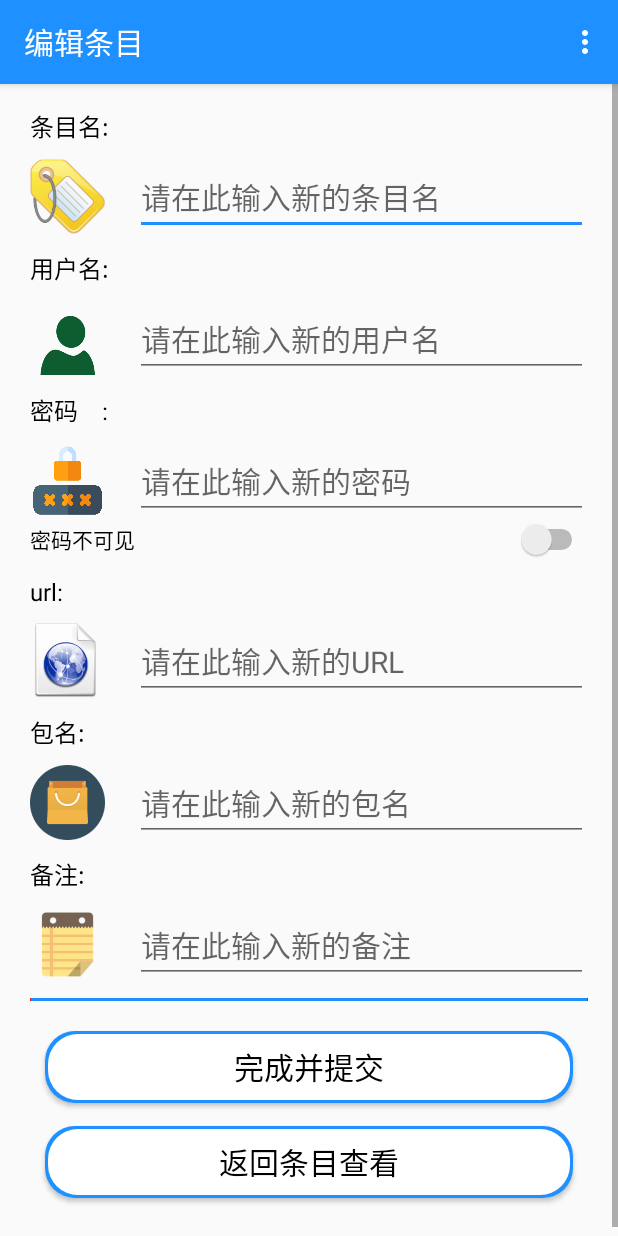
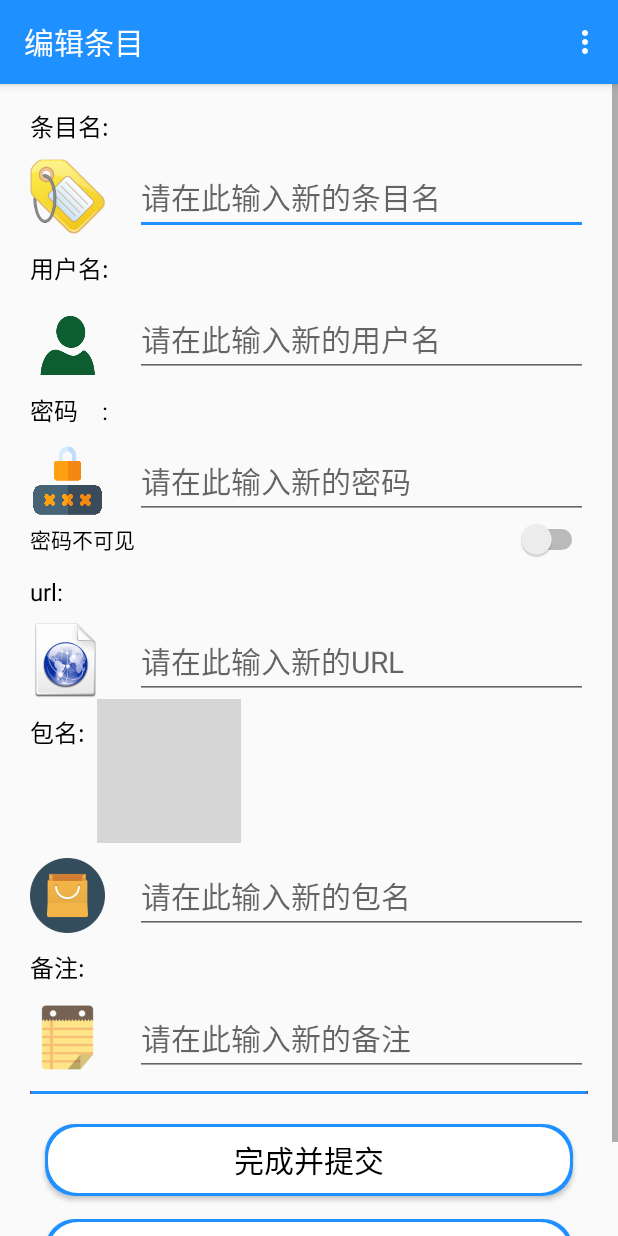
Before and after one commit to leidongld/SuperKeyManager, an Android app: the ItemEditActivity screen opened directly, with no data from a screen before it, on a phone screen of 412 x 824 dp. Run offline under Robolectric (Android 15) with nearby library versions, the light colour scheme and no system bars; grey boxes are pictures that could not be loaded.

Commit message:
1.移动端跑通，网页登录跑通，pkg登录失败

```diff
--- a/app/src/main/java/com/example/leidong/superkeymanager/MyApplication.java
+++ b/app/src/main/java/com/example/leidong/superkeymanager/MyApplication.java
@@ -57,9 +57,9 @@
      */
     private void setDatabase() {
         mHelper = new DaoMaster.DevOpenHelper(this, "items.db", null);
-        mDaoMaster = new DaoMaster(mHelper.getEncryptedWritableDb("123456"));
-        /*db = mHelper.getWritableDatabase();
-        mDaoMaster = new DaoMaster(db);*/
+        //mDaoMaster = new DaoMaster(mHelper.getEncryptedWritableDb("123456"));
+        db = mHelper.getWritableDatabase();
+        mDaoMaster = new DaoMaster(db);
         mDaoSession = mDaoMaster.newSession();
     }
 
--- a/app/src/main/java/com/example/leidong/superkeymanager/activity/ItemEditActivity.java
+++ b/app/src/main/java/com/example/leidong/superkeymanager/activity/ItemEditActivity.java
@@ -17,6 +17,7 @@
 import android.widget.Button;
 import android.widget.CompoundButton;
 import android.widget.EditText;
+import android.widget.ImageView;
 import android.widget.Switch;
 import android.widget.Toast;
 
@@ -46,6 +47,7 @@
 
     private Button bt_item_edit_finish;
     private Button bt_item_edit_view;
+    private ImageView pkglist;
 
     private Switch switch_item_edit;
 
@@ -96,11 +98,12 @@
         switch_item_edit = (Switch) findViewById(R.id.switch_item_edit);
         bt_item_edit_finish.setOnClickListener(ItemEditActivity.this);
         bt_item_edit_view.setOnClickListener(ItemEditActivity.this);
+        pkglist = (ImageView) findViewById(R.id.pkglist);
+        pkglist.setOnClickListener(this);
     }
 
     /**
      * 生成菜单
-     *
      * @param menu
      * @return
      */
@@ -130,7 +133,6 @@
 
     /**
      * 对按钮的点击监听
-     *
      * @param v 视图
      */
     @Override
@@ -166,19 +168,23 @@
                     finish();
                 }
                 break;
-
             //对返回条目查看按钮的监控
             case R.id.bt_item_edit_view:
                 Intent viewIntent = new Intent(ItemEditActivity.this, ItemsActivity.class);
                 startActivity(viewIntent);
                 finish();
                 break;
+            case R.id.pkglist:
+                Intent intent = new Intent(ItemEditActivity.this, AppListActivity.class);
+                startActivity(intent);
+                break;
+            default:
+                break;
         }
     }
 
     /**
-     * 参数是否为空
-     *
+     * 参数是否合法
      * @param newName     条目名
      * @param newUsername 用户名
      * @param newPassword 密码
@@ -199,6 +205,9 @@
         else if(newUrl.length() > 0 && !isUrlValid(newUrl)){
             return false;
         }
+        else if(newUrl.length() > 0 && newPkg.length() > 0){
+            return false;
+        }
         return true;
     }
 
@@ -215,7 +224,6 @@
 
     /**
      * 菜单点击操作
-     *
      * @param item
      * @return
      */
@@ -244,7 +252,6 @@
 
     /**
      * EditText的触摸触发安全键盘的弹出
-     *
      * @param v
      * @param event
      * @return
--- a/app/src/main/java/com/example/leidong/superkeymanager/constants/Constants.java
+++ b/app/src/main/java/com/example/leidong/superkeymanager/constants/Constants.java
@@ -42,6 +42,7 @@
     public static final String FIND_ITEM = "find item";
     public static final String ITEM_SP_PARAMS = "item sp params";
     public static final String ITEM_SP_ID = "item sp id";
+    public static final String ITEM_SP_PKG = "item sp pkg";
 
     public static final String item_id = "item_id";
     public static final String item_itemname = "item_itemname";
--- a/app/src/main/res/layout/activity_applist.xml
+++ b/app/src/main/res/layout/activity_applist.xml
@@ -3,7 +3,8 @@
     xmlns:tools="http://schemas.android.com/tools"
     android:layout_width="match_parent"
     android:layout_height="match_parent"
-    android:orientation="vertical" >
+    android:orientation="vertical"
+    android:layout_margin="8dp">
 
     <!-- android:scrollbars="none" -->
 
--- a/app/src/main/res/layout/activity_item_edit.xml
+++ b/app/src/main/res/layout/activity_item_edit.xml
@@ -1,10 +1,9 @@
 <?xml version="1.0" encoding="utf-8"?>
-<ScrollView
-    xmlns:android="http://schemas.android.com/apk/res/android"
+<ScrollView xmlns:android="http://schemas.android.com/apk/res/android"
     android:layout_width="match_parent"
     android:layout_height="match_parent">
-    <LinearLayout
-        xmlns:android="http://schemas.android.com/apk/res/android"
+
+    <LinearLayout xmlns:android="http://schemas.android.com/apk/res/android"
         android:layout_width="match_parent"
         android:layout_height="match_parent"
         android:orientation="vertical">
@@ -12,11 +11,12 @@
         <TextView
             android:layout_width="wrap_content"
             android:layout_height="wrap_content"
+            android:layout_marginLeft="20dp"
+            android:layout_marginTop="16dp"
             android:text="条目名:"
-            android:textSize="16sp"
-            android:layout_marginTop="16dp"
-            android:layout_marginLeft="20dp"
-            android:textColor="@color/textColorBlack"/>
+            android:textColor="@color/textColorBlack"
+            android:textSize="16sp" />
+
         <TableRow
             android:layout_width="match_parent"
             android:layout_height="wrap_content"
@@ -24,61 +24,32 @@
             android:layout_marginRight="20dp"
             android:layout_marginTop="10dp"
             android:orientation="horizontal">
+
             <ImageView
                 android:layout_width="50dp"
                 android:layout_height="50dp"
-                android:background="@drawable/name"/>
-            <!--显示条目名-->
+                android:background="@drawable/name" />
+            <!--编辑条目名-->
             <EditText
+                android:id="@+id/et_item_edit_name"
                 android:layout_width="match_parent"
                 android:layout_height="wrap_content"
                 android:layout_marginLeft="20dp"
                 android:hint="请在此输入新的条目名"
-                android:textSize="20dp"
                 android:textColor="@color/textColorBlack"
-                android:id="@+id/et_item_edit_name"/>
+                android:textSize="20dp" />
         </TableRow>
 
         <!--用户名-->
         <TextView
             android:layout_width="wrap_content"
             android:layout_height="wrap_content"
-            android:text="用户名:"
-            android:textSize="16sp"
             android:layout_marginLeft="20dp"
             android:layout_marginTop="10dp"
-            android:textColor="@color/textColorBlack"/>
-        <TableRow
-            android:layout_width="match_parent"
-            android:layout_height="wrap_content"
-            android:layout_marginTop="10dp"
-            android:layout_marginRight="20dp"
-            android:layout_marginLeft="20dp"
-            android:orientation="horizontal">
-            <ImageView
-                android:layout_width="50dp"
-                android:layout_height="50dp"
-                android:background="@drawable/username"/>
-            <!--显示用户名-->
-            <EditText
-                android:layout_width="match_parent"
-                android:layout_height="wrap_content"
-                android:layout_marginLeft="20dp"
-                android:hint="请在此输入新的用户名"
-                android:textSize="20dp"
-                android:textColor="@color/textColorBlack"
-                android:id="@+id/et_item_edit_username"/>
-        </TableRow>
+            android:text="用户名:"
+            android:textColor="@color/textColorBlack"
+            android:textSize="16sp" />
 
-        <!--密码-->
-        <TextView
-            android:layout_width="wrap_content"
-            android:layout_height="wrap_content"
-            android:text="密码    :"
-            android:textSize="16sp"
-            android:layout_marginLeft="20dp"
-            android:layout_marginTop="10dp"
-            android:textColor="@color/textColorBlack"/>
         <TableRow
             android:layout_width="match_parent"
             android:layout_height="wrap_content"
@@ -86,20 +57,54 @@
             android:layout_marginRight="20dp"
             android:layout_marginTop="10dp"
             android:orientation="horizontal">
+
             <ImageView
                 android:layout_width="50dp"
                 android:layout_height="50dp"
-                android:background="@drawable/password"/>
-            <!--显示密码-->
+                android:background="@drawable/username" />
+            <!--编辑用户名-->
             <EditText
+                android:id="@+id/et_item_edit_username"
+                android:layout_width="match_parent"
+                android:layout_height="wrap_content"
+                android:layout_marginLeft="20dp"
+                android:hint="请在此输入新的用户名"
+                android:textColor="@color/textColorBlack"
+                android:textSize="20dp" />
+        </TableRow>
+
+        <!--密码-->
+        <TextView
+            android:layout_width="wrap_content"
+            android:layout_height="wrap_content"
+            android:layout_marginLeft="20dp"
+            android:layout_marginTop="10dp"
+            android:text="密码    :"
+            android:textColor="@color/textColorBlack"
+            android:textSize="16sp" />
+
+        <TableRow
+            android:layout_width="match_parent"
+            android:layout_height="wrap_content"
+            android:layout_marginLeft="20dp"
+            android:layout_marginRight="20dp"
+            android:layout_marginTop="10dp"
+            android:orientation="horizontal">
+
+            <ImageView
+                android:layout_width="50dp"
+                android:layout_height="50dp"
+                android:background="@drawable/password" />
+            <!--编辑密码-->
+            <EditText
+                android:id="@+id/et_item_edit_password"
                 android:layout_width="match_parent"
                 android:layout_height="wrap_content"
                 android:layout_marginLeft="20dp"
                 android:hint="请在此输入新的密码"
-                android:textSize="20dp"
                 android:inputType="textPassword"
                 android:textColor="@color/textColorBlack"
-                android:id="@+id/et_item_edit_password"/>
+                android:textSize="20dp" />
         </TableRow>
 
         <Switch
@@ -108,17 +113,18 @@
             android:layout_height="wrap_content"
             android:layout_marginLeft="20dp"
             android:layout_marginRight="20dp"
-            android:text="密码不可见"/>
+            android:text="密码不可见" />
 
         <!--url-->
         <TextView
             android:layout_width="wrap_content"
             android:layout_height="wrap_content"
-            android:text="url:"
-            android:textSize="16sp"
             android:layout_marginLeft="20dp"
             android:layout_marginTop="10dp"
-            android:textColor="@color/textColorBlack"/>
+            android:text="url:"
+            android:textColor="@color/textColorBlack"
+            android:textSize="16sp" />
+
         <TableRow
             android:layout_width="match_parent"
             android:layout_height="wrap_content"
@@ -126,30 +132,44 @@
             android:layout_marginRight="20dp"
             android:layout_marginTop="10dp"
             android:orientation="horizontal">
+
             <ImageView
                 android:layout_width="50dp"
                 android:layout_height="50dp"
-                android:background="@drawable/url"/>
-            <!--显示密码-->
+                android:background="@drawable/url" />
+            <!--编辑Url-->
             <EditText
+                android:id="@+id/et_item_edit_url"
                 android:layout_width="match_parent"
                 android:layout_height="wrap_content"
                 android:layout_marginLeft="20dp"
                 android:hint="请在此输入新的URL"
-                android:textSize="20dp"
                 android:textColor="@color/textColorBlack"
-                android:id="@+id/et_item_edit_url"/>
+                android:textSize="20dp" />
         </TableRow>
 
         <!--包名信息-->
-        <TextView
-            android:layout_width="wrap_content"
+        <TableRow
+            android:layout_width="match_parent"
             android:layout_height="wrap_content"
-            android:text="包名:"
-            android:textSize="16sp"
-            android:layout_marginLeft="20dp"
-            android:layout_marginTop="10dp"
-            android:textColor="@color/textColorBlack"/>
+            android:orientation="horizontal">
+
+            <TextView
+                android:layout_width="wrap_content"
+                android:layout_height="wrap_content"
+                android:layout_marginLeft="20dp"
+                android:layout_marginTop="10dp"
+                android:text="包名:"
+                android:textColor="@color/textColorBlack"
+                android:textSize="16sp" />
+            <ImageView
+                android:id="@+id/pkglist"
+                android:layout_width="wrap_content"
+                android:layout_height="wrap_content"
+                android:src="@drawable/pkglist"
+                android:layout_marginLeft="8dp"/>
+        </TableRow>
+
         <TableRow
             android:layout_width="match_parent"
             android:layout_height="wrap_content"
@@ -157,30 +177,32 @@
             android:layout_marginRight="20dp"
             android:layout_marginTop="10dp"
             android:orientation="horizontal">
+
             <ImageView
                 android:layout_width="50dp"
                 android:layout_height="50dp"
-                android:background="@drawable/pkg"/>
-            <!--显示密码-->
+                android:background="@drawable/pkg" />
+            <!--编辑包名-->
             <EditText
+                android:id="@+id/et_item_edit_pkg"
                 android:layout_width="match_parent"
                 android:layout_height="wrap_content"
                 android:layout_marginLeft="20dp"
                 android:hint="请在此输入新的包名"
-                android:textSize="20dp"
                 android:textColor="@color/textColorBlack"
-                android:id="@+id/et_item_edit_pkg"/>
+                android:textSize="20dp" />
         </TableRow>
 
-        <!--包名信息-->
+        <!--备注信息-->
         <TextView
             android:layout_width="wrap_content"
             android:layout_height="wrap_content"
-            android:text="备注:"
-            android:textSize="16sp"
             android:layout_marginLeft="20dp"
             android:layout_marginTop="10dp"
-            android:textColor="@color/textColorBlack"/>
+            android:text="备注:"
+            android:textColor="@color/textColorBlack"
+            android:textSize="16sp" />
+
         <TableRow
             android:layout_width="match_parent"
             android:layout_height="wrap_content"
@@ -192,50 +214,50 @@
                 android:layout_width="50dp"
                 android:layout_height="50dp"
                 android:background="@drawable/note"/>
-            <!--显示密码-->
+            <!--编辑备注-->
             <EditText
+                android:id="@+id/et_item_edit_note"
                 android:layout_width="match_parent"
                 android:layout_height="wrap_content"
                 android:layout_marginLeft="20dp"
                 android:hint="请在此输入新的备注"
-                android:textSize="20dp"
                 android:textColor="@color/textColorBlack"
-                android:id="@+id/et_item_edit_note"/>
+                android:textSize="20dp" />
         </TableRow>
 
         <View
             android:layout_width="match_parent"
             android:layout_height="2dp"
-            android:layout_marginTop="10dp"
             android:layout_marginLeft="20dp"
             android:layout_marginRight="20dp"
-            android:background="@drawable/divide_line"/>
+            android:layout_marginTop="10dp"
+            android:background="@drawable/divide_line" />
 
         <Button
-            android:text="完成并提交"
-            android:textSize="20dp"
-            android:textColor="@color/textColorBlack"
+            android:id="@+id/bt_item_edit_finish"
             android:layout_width="match_parent"
             android:layout_height="wrap_content"
+            android:layout_marginLeft="30dp"
             android:layout_marginRight="30dp"
-            android:layout_marginLeft="30dp"
             android:layout_marginTop="20dp"
-            android:id="@+id/bt_item_edit_finish"
-            android:background="@drawable/button_shape"/>
+            android:background="@drawable/button_shape"
+            android:text="完成并提交"
+            android:textColor="@color/textColorBlack"
+            android:textSize="20dp" />
         <!--返回条目查看界面-->
         <Button
-            android:text="返回条目查看"
-            android:textSize="20dp"
-            android:textColor="@color/textColorBlack"
+            android:id="@+id/bt_item_edit_view"
             android:layout_width="match_parent"
             android:layout_height="wrap_content"
+            android:layout_marginBottom="30dp"
+            android:layout_marginLeft="30dp"
             android:layout_marginRight="30dp"
-            android:layout_marginLeft="30dp"
             android:layout_marginTop="15dp"
-            android:layout_marginBottom="30dp"
-            android:id="@+id/bt_item_edit_view"
-            android:background="@drawable/button_shape"/>
+            android:background="@drawable/button_shape"
+            android:text="返回条目查看"
+            android:textColor="@color/textColorBlack"
+            android:textSize="20dp" />
         <!--添加内部键盘布局-->
-        <include layout="@layout/secure_keyboard"/>
+        <include layout="@layout/secure_keyboard" />
     </LinearLayout>
 </ScrollView>
```
Also changed, not shown: app/src/main/AndroidManifest.xml (+9 -4 lines), app/src/main/java/com/example/leidong/superkeymanager/activity/AppListActivity.java (+29 -2 lines), app/src/main/java/com/example/leidong/superkeymanager/activity/ItemAddActivity.java (+60 -3 lines), app/src/main/java/com/example/leidong/superkeymanager/activity/ItemViewActivity.java (+4 -13 lines), app/src/main/java/com/example/leidong/superkeymanager/utils/AppListAdapter.java (+7 -9 lines), app/src/main/res/layout/app_list_item.xml (+6 -3 lines).
